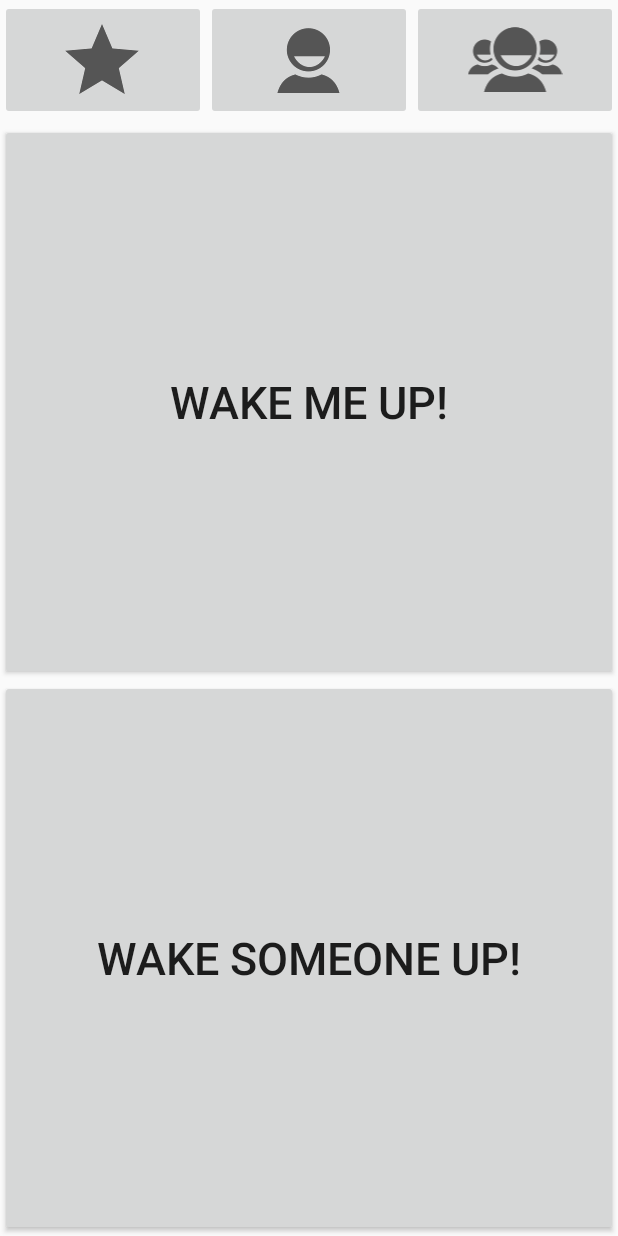
After one commit to Djinask/WakeAppCallv1, an Android app: the layout activity_home.xml on its own in the app's theme, with its tools: preview values and no code run, on a phone screen of 412 x 824 dp. The commit adds this screen. Run offline under Robolectric (Android 15) with nearby library versions, the phone set to English and light mode, and no system bars.

Commit message:
Added Andrea's layout (HOME); Adapted original Login layout and activity to the rest of the app. Missing some fix.

```diff
--- /dev/null
+++ b/app/src/main/res/layout/activity_home.xml
@@ -0,0 +1,91 @@
+<LinearLayout
+    android:orientation="vertical"
+    android:layout_width="fill_parent"
+    android:layout_height="fill_parent"
+    xmlns:android="http://schemas.android.com/apk/res/android">
+
+    <!-- contains the 3 buttons: notifications, profile, friends -->
+    <LinearLayout
+        android:orientation="horizontal"
+        android:layout_width="fill_parent"
+        android:layout_height="fill_parent"
+        android:layout_weight="90"
+        android:baselineAligned="false">
+
+        <LinearLayout
+            android:id="@+id/ll1"
+            android:layout_width="match_parent"
+            android:layout_height="wrap_content"
+            android:layout_weight="1">
+
+            <ImageButton
+                android:layout_width="fill_parent"
+                android:layout_height="fill_parent"
+                android:id="@+id/imageButton1"
+                android:src="@drawable/notif"
+                android:scaleType="fitCenter"/>
+        </LinearLayout>
+
+        <LinearLayout
+            android:id="@+id/ll2"
+            android:layout_width="match_parent"
+            android:layout_height="wrap_content"
+            android:layout_weight="1">
+
+            <ImageButton
+                android:layout_width="fill_parent"
+                android:layout_height="fill_parent"
+                android:id="@+id/imageButton2"
+                android:src="@drawable/profile"
+                android:scaleType="fitCenter"/>
+        </LinearLayout>
+
+        <LinearLayout
+            android:id="@+id/ll3"
+            android:layout_width="match_parent"
+            android:layout_height="wrap_content"
+            android:layout_weight="1">
+
+            <ImageButton
+                android:layout_width="fill_parent"
+                android:layout_height="fill_parent"
+                android:id="@+id/imageButton3"
+                android:src="@drawable/friends"
+                android:scaleType="fitCenter"/>
+        </LinearLayout>
+
+    </LinearLayout>
+
+    <!-- contains the 2 main buttons: wake me up, wake someone up -->
+    <LinearLayout
+        android:layout_width="fill_parent"
+        android:layout_height="fill_parent"
+        android:layout_weight="10"
+        android:orientation="horizontal">
+
+        <LinearLayout
+            android:layout_width="fill_parent"
+            android:layout_height="fill_parent"
+            android:orientation="vertical">
+
+        <Button
+            android:layout_width="fill_parent"
+            android:layout_height="fill_parent"
+            android:layout_weight="1"
+            android:id="@+id/wakeMe"
+            android:text="@string/textButton1"
+            android:textSize="30dp"/>
+
+        <Button
+            android:layout_width="fill_parent"
+            android:layout_height="fill_parent"
+            android:layout_weight="1"
+            android:id="@+id/wakeSo"
+            android:text="@string/textButton2"
+            android:textSize="30dp"/>
+
+        </LinearLayout>
+
+    </LinearLayout>
+
+</LinearLayout>
--- a/app/src/main/res/layout/login.xml
+++ b/app/src/main/res/layout/login.xml
@@ -73,6 +73,7 @@
             android:text="I don&apos;t have account. Register Me!"
             android:textColor="#21dbd4"
             android:textStyle="bold" />
+
     </LinearLayout>
 
 </ScrollView>
--- a/app/src/main/res/values/strings.xml
+++ b/app/src/main/res/values/strings.xml
@@ -6,5 +6,7 @@
     <string name="action_settings">Settings</string>
     <string name="title_activity_calendar_view">CalendarView</string>
     <string name="title_activity_login2">Login2</string>
+    <string name="textButton1">Wake me up!</string>
+    <string name="textButton2">Wake someone up!</string>
 
 </resources>
```
Also changed, not shown: app/src/main/java/com/example/wakeappcallv1/app/DashboardActivity.java (+32 -15 lines), app/src/main/java/com/example/wakeappcallv1/app/LoginActivity.java (+97 -8 lines), app/src/main/res/layout/activity_login.xml (+7 -0 lines), app/src/main/res/drawable-hdpi/friends.png (added), app/src/main/res/drawable-hdpi/notif.png (added), app/src/main/res/drawable-hdpi/profile.png (added), app/src/main/res/drawable-mdpi/friends.png (added), app/src/main/res/drawable-mdpi/notif.png (added), app/src/main/res/drawable-mdpi/profile.png (added), app/src/main/res/drawable-xhdpi/friends.png (added), app/src/main/res/drawable-xhdpi/notif.png (added), app/src/main/res/drawable-xhdpi/profile.png (added), app/src/main/res/drawable-xxhdpi/friends.png (added), app/src/main/res/drawable-xxhdpi/notif.png (added), 1 more files.
